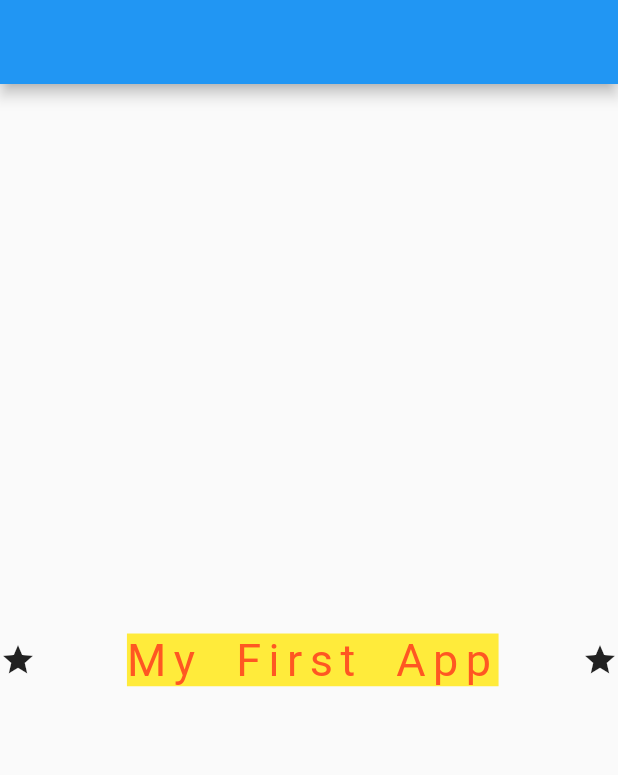
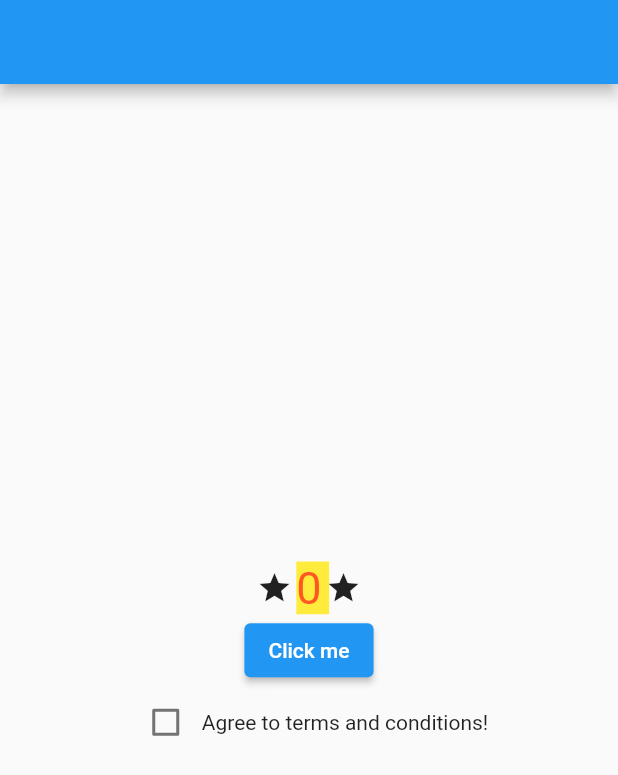
Before and after one commit to GDSC-AIKTC/flutter-first-app, a Flutter app: the screen it shows after launch, on a phone screen of 412 x 824 dp. Shown: the top 775 px of the screen. Run offline on Flutter 3.47's test engine with Material 2 defaults, Android fonts, the phone set to English and light mode, and no system bars.

Commit message:
day_2 code: adding interactivity

```diff
--- a/lib/main.dart
+++ b/lib/main.dart
@@ -4,12 +4,21 @@ void main() {
   runApp(const MyApp());
 }
 
-class MyApp extends StatelessWidget {
+class MyApp extends StatefulWidget {
   const MyApp({Key? key}) : super(key: key);
 
-  // This widget is the root of your application.
+  @override
+  State<MyApp> createState() => _MyAppState();
+}
+
+class _MyAppState extends State<MyApp> {
+  // state variable
+  int counter = 0;
+  bool checkboxValue = false;
+
   @override
   Widget build(BuildContext context) {
+    // int counter = 0;
     return MaterialApp(
       title: 'My First App',
       theme: ThemeData(
@@ -17,12 +26,16 @@ class MyApp extends StatelessWidget {
       ),
       home: Scaffold(
           appBar: AppBar(),
-        body: Row(
-          mainAxisAlignment: MainAxisAlignment.spaceBetween,
-          children:const [
+          body: Column(
+            mainAxisAlignment: MainAxisAlignment.center,
+            children: [
+              Row(
+                mainAxisAlignment: MainAxisAlignment.center,
+                children: [
                   Icon(Icons.star),
                   Center(
-              child: Text("My First App",
+                    child: Text(
+                      "$counter",
                       style: TextStyle(
                           fontSize: 30.0,
                           wordSpacing: 10,
@@ -34,7 +47,34 @@ class MyApp extends StatelessWidget {
                   Icon(Icons.star)
                 ],
               ),
+              ElevatedButton(
+                onPressed: () {
+                  // rebuild this widget
+                  // by calling build method
+                  setState(() {
+                    counter += 1;
+                  });
+
+                  print("Hello from text butto");
+                },
+                child: Text("Click me"),
               ),
+              Row(
+                mainAxisAlignment: MainAxisAlignment.center,
+                children: [
+                  Checkbox(
+                    value: checkboxValue,
+                    onChanged: (value) {
+                      print(value);
+                      checkboxValue = value!;
+                      setState(() {});
+                    },
+                  ),
+                  Text("Agree to terms and conditions!")
+                ],
+              )
+            ],
+          )),
     );
   }
 }
```
Lines whose indentation alone changed are shown as unchanged.
